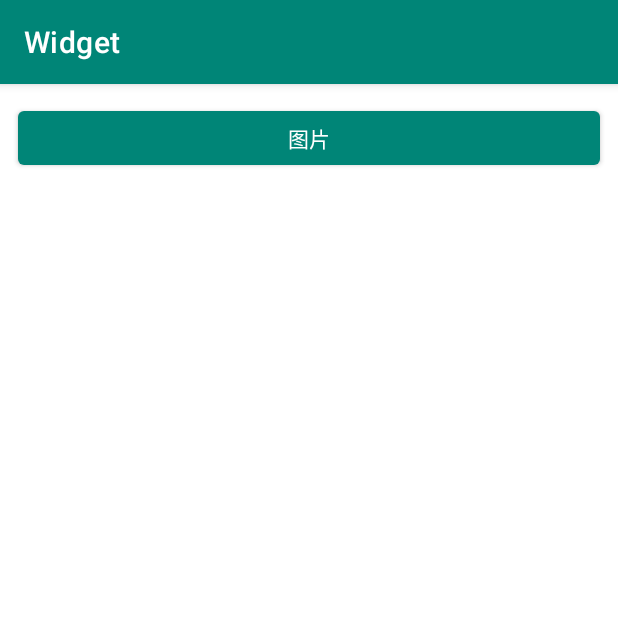
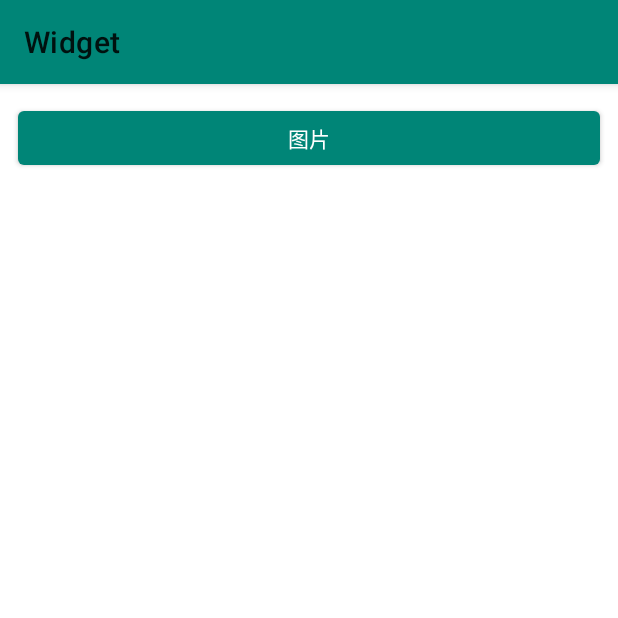
Before and after one commit to snpmyn/Widget, an Android app: the screen it shows after launch (MainActivity), on a phone screen of 412 x 824 dp, the top half of it. Run offline under Robolectric (Android 15) with nearby library versions, the phone set to English and light mode, and no system bars; our stand-ins replace ButterKnife; libraries missing offline, so code that uses them is left out: com.zsp.utilone.

Commit message:
style.xml

```diff
--- a/app/src/main/res/values/styles.xml
+++ b/app/src/main/res/values/styles.xml
@@ -1,7 +1,7 @@
 <resources>
 
     <!-- Base application theme. -->
-    <style name="AppTheme" parent="Theme.MaterialComponents.Light.DarkActionBar">
+    <style name="AppTheme" parent="Theme.MaterialComponents.DayNight">
         <!-- Customize your theme here. -->
         <item name="colorPrimary">@color/colorPrimary</item>
         <item name="colorPrimaryDark">@color/colorPrimaryDark</item>
```
